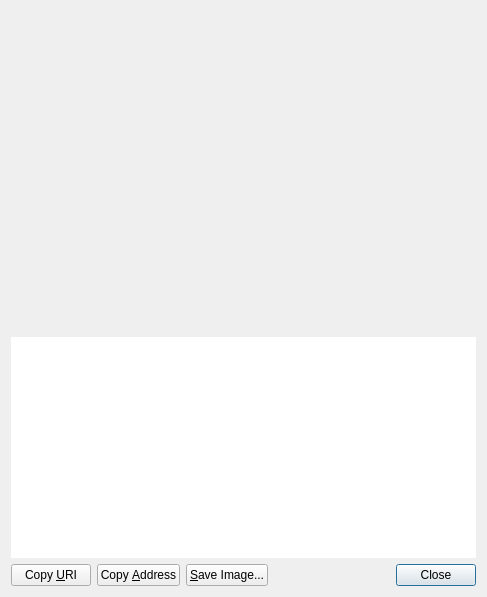
This is src/qt/forms/receiverequestdialog.ui in unitusdev/unitus as Qt 5 draws it before an edit. The edited form follows.
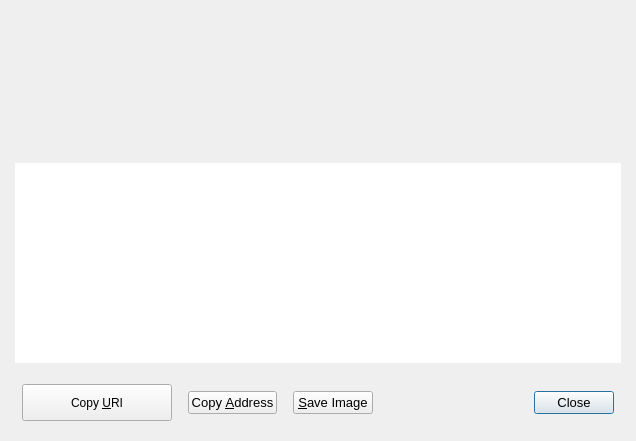
This is the edited form. Custom widgets are drawn as their Qt base class.

Diff of the .ui file:
```diff
--- a/src/qt/forms/receiverequestdialog.ui
+++ b/src/qt/forms/receiverequestdialog.ui
@@ -6,11 +6,23 @@
    <rect>
     <x>0</x>
     <y>0</y>
-    <width>487</width>
-    <height>597</height>
+    <width>636</width>
+    <height>441</height>
    </rect>
   </property>
   <layout class="QVBoxLayout" name="verticalLayout_3">
+   <property name="leftMargin">
+    <number>15</number>
+   </property>
+   <property name="topMargin">
+    <number>20</number>
+   </property>
+   <property name="rightMargin">
+    <number>15</number>
+   </property>
+   <property name="bottomMargin">
+    <number>20</number>
+   </property>
    <item>
     <widget class="QRImageWidget" name="lblQRCode">
      <property name="sizePolicy">
@@ -21,8 +33,8 @@
      </property>
      <property name="minimumSize">
       <size>
-       <width>300</width>
-       <height>320</height>
+       <width>120</width>
+       <height>125</height>
       </size>
      </property>
      <property name="toolTip">
@@ -39,6 +51,22 @@
      </property>
     </widget>
    </item>
+   <item>
+    <spacer name="verticalSpacer">
+     <property name="orientation">
+      <enum>Qt::Vertical</enum>
+     </property>
+     <property name="sizeType">
+      <enum>QSizePolicy::Fixed</enum>
+     </property>
+     <property name="sizeHint" stdset="0">
+      <size>
+       <width>20</width>
+       <height>12</height>
+      </size>
+     </property>
+    </spacer>
+   </item>
    <item>
     <widget class="QTextEdit" name="outUri">
      <property name="sizePolicy">
@@ -50,7 +78,7 @@
      <property name="minimumSize">
       <size>
        <width>0</width>
-       <height>50</height>
+       <height>55</height>
       </size>
      </property>
      <property name="frameShape">
@@ -69,8 +97,23 @@
    </item>
    <item>
     <layout class="QHBoxLayout" name="horizontalLayout">
+     <property name="leftMargin">
+      <number>7</number>
+     </property>
+     <property name="topMargin">
+      <number>15</number>
+     </property>
+     <property name="rightMargin">
+      <number>7</number>
+     </property>
      <item>
       <widget class="QPushButton" name="btnCopyURI">
+       <property name="minimumSize">
+        <size>
+         <width>150</width>
+         <height>37</height>
+        </size>
+       </property>
        <property name="text">
         <string>Copy &amp;URI</string>
        </property>
@@ -79,8 +122,29 @@
        </property>
       </widget>
      </item>
+     <item>
+      <spacer name="horizontalSpacer">
+       <property name="orientation">
+        <enum>Qt::Horizontal</enum>
+       </property>
+       <property name="sizeType">
+        <enum>QSizePolicy::Fixed</enum>
+       </property>
+       <property name="sizeHint" stdset="0">
+        <size>
+         <width>10</width>
+         <height>20</height>
+        </size>
+       </property>
+      </spacer>
+     </item>
      <item>
       <widget class="QPushButton" name="btnCopyAddress">
+       <property name="font">
+        <font>
+         <pointsize>10</pointsize>
+        </font>
+       </property>
        <property name="text">
         <string>Copy &amp;Address</string>
        </property>
@@ -89,10 +153,31 @@
        </property>
       </widget>
      </item>
+     <item>
+      <spacer name="horizontalSpacer_3">
+       <property name="orientation">
+        <enum>Qt::Horizontal</enum>
+       </property>
+       <property name="sizeType">
+        <enum>QSizePolicy::Fixed</enum>
+       </property>
+       <property name="sizeHint" stdset="0">
+        <size>
+         <width>10</width>
+         <height>20</height>
+        </size>
+       </property>
+      </spacer>
+     </item>
      <item>
       <widget class="QPushButton" name="btnSaveAs">
+       <property name="font">
+        <font>
+         <pointsize>10</pointsize>
+        </font>
+       </property>
        <property name="text">
-        <string>&amp;Save Image...</string>
+        <string>&amp;Save Image</string>
        </property>
        <property name="autoDefault">
         <bool>false</bool>
@@ -114,6 +199,14 @@
      </item>
      <item>
       <widget class="QDialogButtonBox" name="buttonBox">
+       <property name="font">
+        <font>
+         <pointsize>10</pointsize>
+        </font>
+       </property>
+       <property name="layoutDirection">
+        <enum>Qt::LeftToRight</enum>
+       </property>
        <property name="standardButtons">
         <set>QDialogButtonBox::Close</set>
        </property>
```
